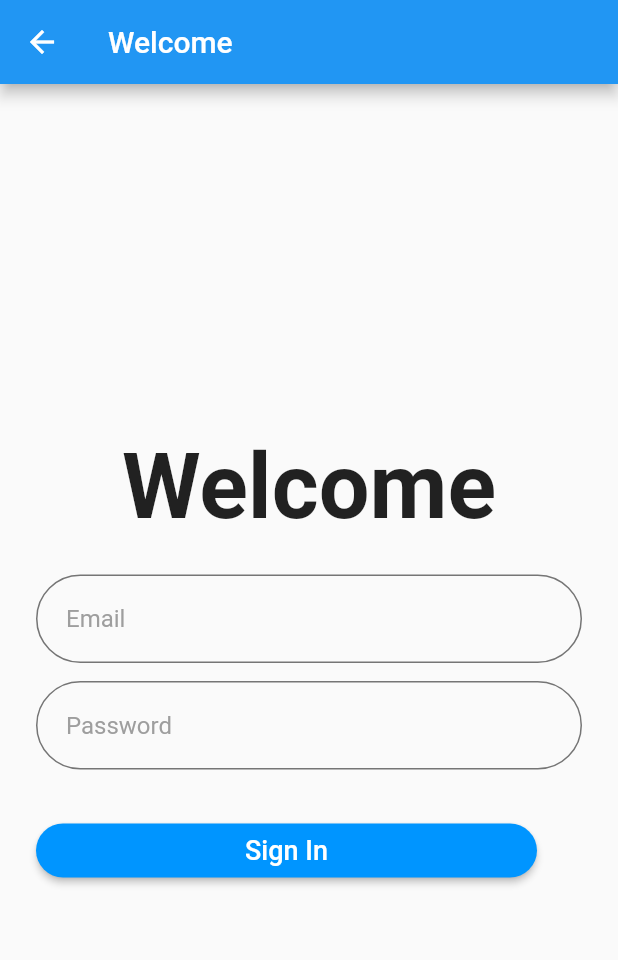
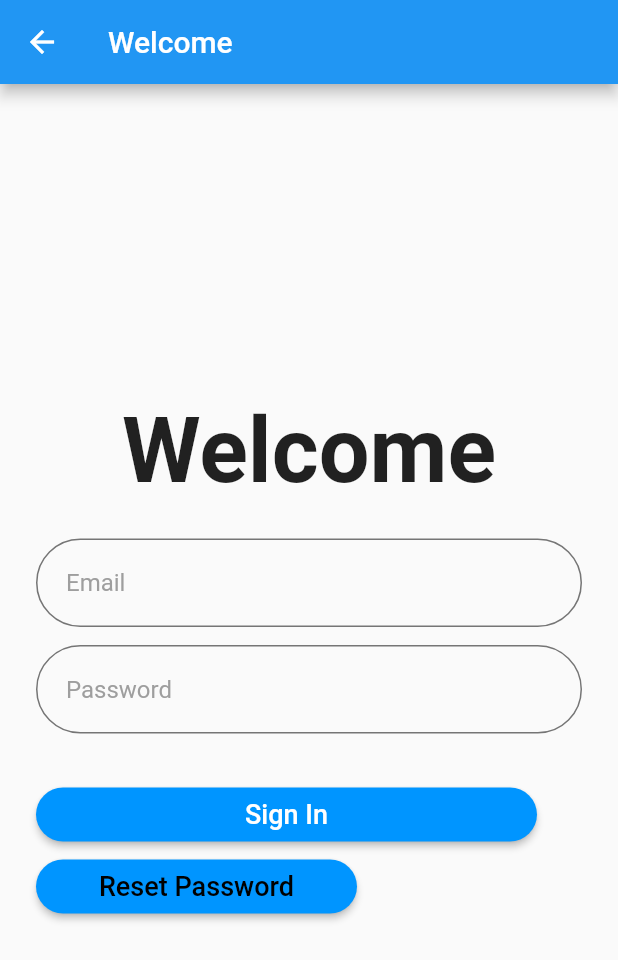
Before and after one commit to Hala-Kaisi/Fynder, a Flutter app: the screen it shows after launch, after a tap on "Login", on a phone screen of 412 x 824 dp. Shown: the top 960 px of the screen. Run offline on Flutter 3.47's test engine with Material 2 defaults, Android fonts, the phone set to English and light mode, and no system bars; our stand-ins replace cloud_firestore, firebase_auth, firebase_core, firebase_storage, image_picker; accounts and stored records are empty; network calls fail.

Commit message:
Added a recover password feature
Whenever a user forgets their password, they can always recover it using their email address.

```diff
--- a/lib/screens/log_in.dart
+++ b/lib/screens/log_in.dart
@@ -5,6 +5,7 @@ import 'package:flutter/material.dart';
 import 'package:fynder/screens/swipe_screen.dart';
 import 'package:fynder/services/fire_auth.dart';
 import 'package:fynder/services/validator.dart';
+import 'package:fynder/screens/reset_password.dart';
 
 class LogIn extends StatefulWidget {
   const LogIn({Key? key}) : super(key: key);
@@ -137,6 +138,31 @@ class _LogInState extends State<LogIn> {
                               SizedBox(width: 30.0),
                             ],
                           ),
+                    Row(
+                      mainAxisAlignment: MainAxisAlignment.spaceBetween,
+                      children: [
+                        Expanded(
+                          child: MaterialButton(
+                            onPressed: () async {
+                              Navigator.push(
+                                  context,
+                                  MaterialPageRoute(
+                                      builder: (_) => ResetScreen()));
+                            },
+                            color: Color(0Xff0095FF),
+                            shape: RoundedRectangleBorder(
+                              borderRadius: BorderRadius.circular(25),
+                            ),
+                            child: Text(
+                              'Reset Password',
+                              style:
+                                  TextStyle(color: Colors.black, fontSize: 18),
+                            ),
+                          ),
+                        ),
+                        SizedBox(width: 150.0),
+                      ],
+                    ),
                   ],
                 ),
               ),
```
Also changed, not shown: lib/screens/reset_password.dart (added, +64 -0 lines).
